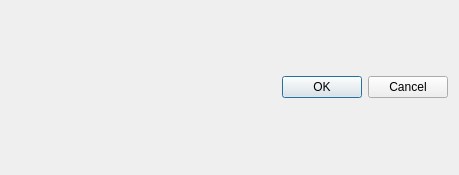
This is source/dialogs/chorddiagramdialog.ui in powertab/powertabeditor as Qt 5 draws it before an edit. The edited form follows.
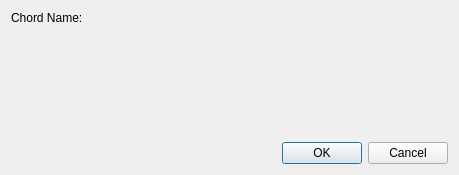
This is the edited form. Custom widgets are drawn as their Qt base class.

Commit message:
Allow editing the diagram's chord name
This just reuses the chord name dialog.

Also adjusted the clickable label widget to change the mouse cursor on hover, similar to clickable items in the score.

Diff of the .ui file:
```diff
--- a/source/dialogs/chorddiagramdialog.ui
+++ b/source/dialogs/chorddiagramdialog.ui
@@ -20,6 +20,23 @@
    <bool>true</bool>
   </property>
   <layout class="QVBoxLayout" name="verticalLayout">
+   <item>
+    <layout class="QFormLayout" name="formLayout">
+     <property name="fieldGrowthPolicy">
+      <enum>QFormLayout::FieldsStayAtSizeHint</enum>
+     </property>
+     <item row="0" column="0">
+      <widget class="QLabel" name="chordNameLabel">
+       <property name="text">
+        <string>Chord Name:</string>
+       </property>
+      </widget>
+     </item>
+     <item row="0" column="1">
+      <widget class="ClickableLabel" name="chordNameButton" native="true"/>
+     </item>
+    </layout>
+   </item>
    <item>
     <widget class="QDialogButtonBox" name="buttonBox">
      <property name="orientation">
@@ -32,5 +49,12 @@
    </item>
   </layout>
  </widget>
+ <customwidgets>
+  <customwidget>
+   <class>ClickableLabel</class>
+   <extends>QWidget</extends>
+   <header>widgets/clickablelabel.h</header>
+  </customwidget>
+ </customwidgets>
  <resources/>
 </ui>
```
Left out of the diff: 1 changed line with no effect on the pictures. The commit also changes 4 other files.
